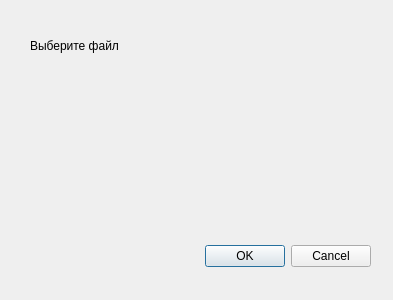
Before: the Qt Designer form reanalysis_visualization_dialog_base.ui in m-frlv/reanalysis_visualization, drawn with Qt 5.
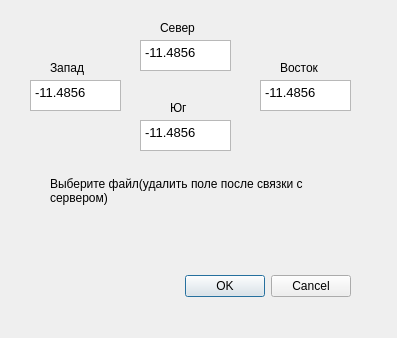
After: the same form once the commit is applied. Custom widgets are drawn as their Qt base class.

```diff
--- a/reanalysis_visualization_dialog_base.ui
+++ b/reanalysis_visualization_dialog_base.ui
@@ -6,8 +6,8 @@
    <rect>
     <x>0</x>
     <y>0</y>
-    <width>393</width>
-    <height>300</height>
+    <width>397</width>
+    <height>338</height>
    </rect>
   </property>
   <property name="windowTitle">
@@ -16,8 +16,8 @@
   <widget class="QDialogButtonBox" name="button_box">
    <property name="geometry">
     <rect>
-     <x>30</x>
-     <y>240</y>
+     <x>10</x>
+     <y>270</y>
      <width>341</width>
      <height>32</height>
     </rect>
@@ -32,9 +32,9 @@
   <widget class="QgsFileWidget" name="mQgsFileWidget">
    <property name="geometry">
     <rect>
-     <x>130</x>
-     <y>30</y>
-     <width>241</width>
+     <x>40</x>
+     <y>220</y>
+     <width>311</width>
      <height>28</height>
     </rect>
    </property>
@@ -42,14 +42,137 @@
   <widget class="QLabel" name="label">
    <property name="geometry">
     <rect>
+     <x>50</x>
+     <y>170</y>
+     <width>291</width>
+     <height>41</height>
+    </rect>
+   </property>
+   <property name="text">
+    <string>Выберите файл(удалить поле после связки с сервером)</string>
+   </property>
+   <property name="wordWrap">
+    <bool>true</bool>
+   </property>
+  </widget>
+  <widget class="QLabel" name="label_2">
+   <property name="geometry">
+    <rect>
+     <x>50</x>
+     <y>60</y>
+     <width>58</width>
+     <height>16</height>
+    </rect>
+   </property>
+   <property name="text">
+    <string>Запад</string>
+   </property>
+  </widget>
+  <widget class="QTextEdit" name="textEdit_2">
+   <property name="geometry">
+    <rect>
+     <x>140</x>
+     <y>120</y>
+     <width>91</width>
+     <height>31</height>
+    </rect>
+   </property>
+   <property name="html">
+    <string>&lt;!DOCTYPE HTML PUBLIC &quot;-//W3C//DTD HTML 4.0//EN&quot; &quot;http://www.w3.org/TR/REC-html40/strict.dtd&quot;&gt;
+&lt;html&gt;&lt;head&gt;&lt;meta name=&quot;qrichtext&quot; content=&quot;1&quot; /&gt;&lt;style type=&quot;text/css&quot;&gt;
+p, li { white-space: pre-wrap; }
+&lt;/style&gt;&lt;/head&gt;&lt;body style=&quot; font-family:'Ubuntu'; font-size:10pt; font-weight:400; font-style:normal;&quot;&gt;
+&lt;p style=&quot; margin-top:0px; margin-bottom:0px; margin-left:0px; margin-right:0px; -qt-block-indent:0; text-indent:0px;&quot;&gt;-11.4856&lt;/p&gt;&lt;/body&gt;&lt;/html&gt;</string>
+   </property>
+  </widget>
+  <widget class="QTextEdit" name="textEdit_4">
+   <property name="geometry">
+    <rect>
+     <x>140</x>
+     <y>40</y>
+     <width>91</width>
+     <height>31</height>
+    </rect>
+   </property>
+   <property name="html">
+    <string>&lt;!DOCTYPE HTML PUBLIC &quot;-//W3C//DTD HTML 4.0//EN&quot; &quot;http://www.w3.org/TR/REC-html40/strict.dtd&quot;&gt;
+&lt;html&gt;&lt;head&gt;&lt;meta name=&quot;qrichtext&quot; content=&quot;1&quot; /&gt;&lt;style type=&quot;text/css&quot;&gt;
+p, li { white-space: pre-wrap; }
+&lt;/style&gt;&lt;/head&gt;&lt;body style=&quot; font-family:'Ubuntu'; font-size:10pt; font-weight:400; font-style:normal;&quot;&gt;
+&lt;p style=&quot; margin-top:0px; margin-bottom:0px; margin-left:0px; margin-right:0px; -qt-block-indent:0; text-indent:0px;&quot;&gt;-11.4856&lt;/p&gt;&lt;/body&gt;&lt;/html&gt;</string>
+   </property>
+  </widget>
+  <widget class="QTextEdit" name="textEdit_3">
+   <property name="geometry">
+    <rect>
+     <x>260</x>
+     <y>80</y>
+     <width>91</width>
+     <height>31</height>
+    </rect>
+   </property>
+   <property name="html">
+    <string>&lt;!DOCTYPE HTML PUBLIC &quot;-//W3C//DTD HTML 4.0//EN&quot; &quot;http://www.w3.org/TR/REC-html40/strict.dtd&quot;&gt;
+&lt;html&gt;&lt;head&gt;&lt;meta name=&quot;qrichtext&quot; content=&quot;1&quot; /&gt;&lt;style type=&quot;text/css&quot;&gt;
+p, li { white-space: pre-wrap; }
+&lt;/style&gt;&lt;/head&gt;&lt;body style=&quot; font-family:'Ubuntu'; font-size:10pt; font-weight:400; font-style:normal;&quot;&gt;
+&lt;p style=&quot; margin-top:0px; margin-bottom:0px; margin-left:0px; margin-right:0px; -qt-block-indent:0; text-indent:0px;&quot;&gt;-11.4856&lt;/p&gt;&lt;/body&gt;&lt;/html&gt;</string>
+   </property>
+  </widget>
+  <widget class="QLabel" name="label_3">
+   <property name="geometry">
+    <rect>
+     <x>170</x>
+     <y>100</y>
+     <width>58</width>
+     <height>16</height>
+    </rect>
+   </property>
+   <property name="text">
+    <string>Юг</string>
+   </property>
+  </widget>
+  <widget class="QTextEdit" name="textEdit">
+   <property name="geometry">
+    <rect>
      <x>30</x>
-     <y>35</y>
-     <width>111</width>
-     <height>21</height>
+     <y>80</y>
+     <width>91</width>
+     <height>31</height>
     </rect>
    </property>
+   <property name="html">
+    <string>&lt;!DOCTYPE HTML PUBLIC &quot;-//W3C//DTD HTML 4.0//EN&quot; &quot;http://www.w3.org/TR/REC-html40/strict.dtd&quot;&gt;
+&lt;html&gt;&lt;head&gt;&lt;meta name=&quot;qrichtext&quot; content=&quot;1&quot; /&gt;&lt;style type=&quot;text/css&quot;&gt;
+p, li { white-space: pre-wrap; }
+&lt;/style&gt;&lt;/head&gt;&lt;body style=&quot; font-family:'Ubuntu'; font-size:10pt; font-weight:400; font-style:normal;&quot;&gt;
+&lt;p style=&quot; margin-top:0px; margin-bottom:0px; margin-left:0px; margin-right:0px; -qt-block-indent:0; text-indent:0px;&quot;&gt;-11.4856&lt;/p&gt;&lt;/body&gt;&lt;/html&gt;</string>
+   </property>
+  </widget>
+  <widget class="QLabel" name="label_4">
+   <property name="geometry">
+    <rect>
+     <x>160</x>
+     <y>20</y>
+     <width>58</width>
+     <height>16</height>
+    </rect>
+   </property>
    <property name="text">
-    <string>Выберите файл</string>
+    <string>Север</string>
+   </property>
+  </widget>
+  <widget class="QLabel" name="label_8">
+   <property name="geometry">
+    <rect>
+     <x>280</x>
+     <y>60</y>
+     <width>58</width>
+     <height>16</height>
+    </rect>
+   </property>
+   <property name="text">
+    <string>Восток</string>
    </property>
   </widget>
  </widget>
```
